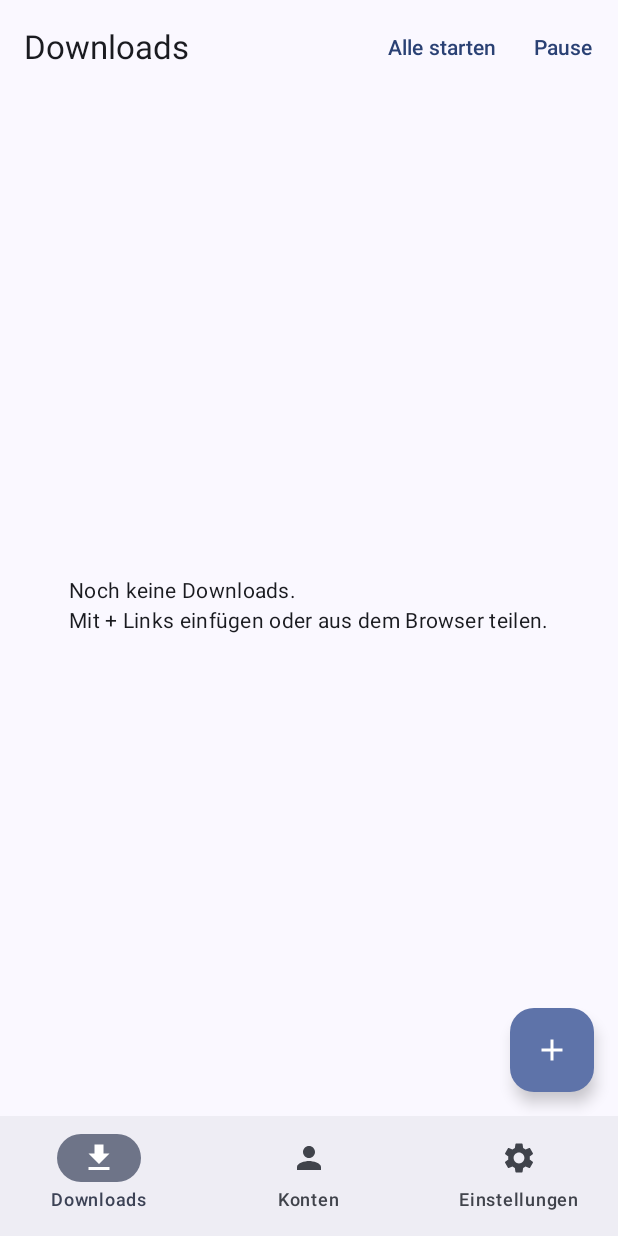
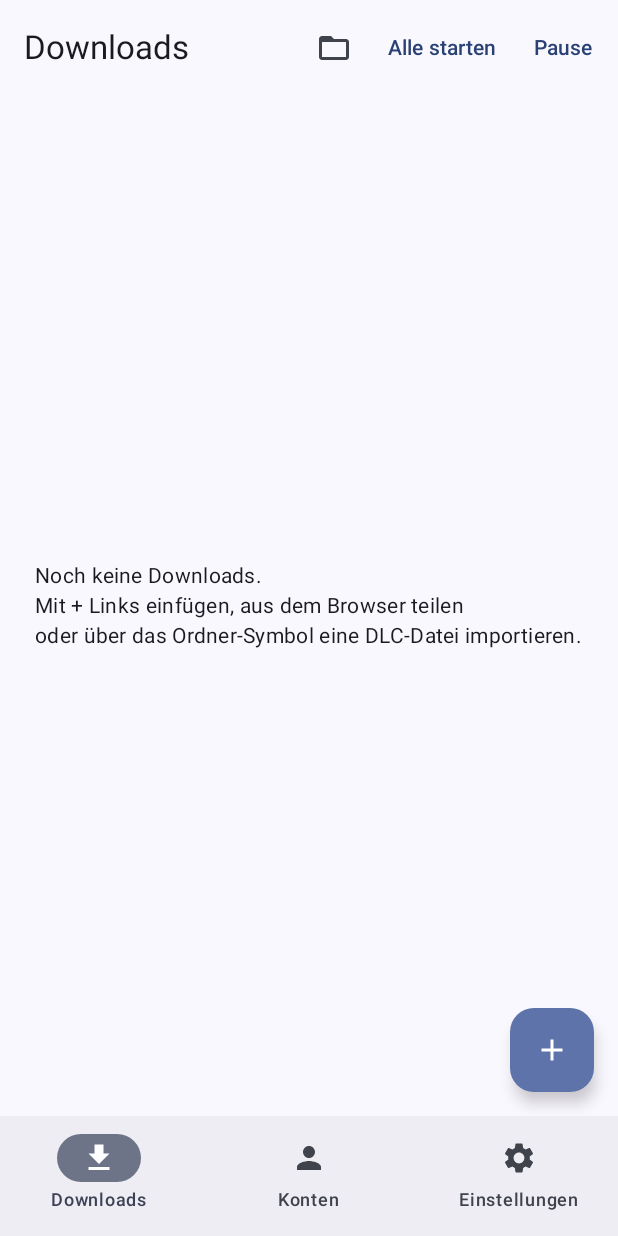
Before and after one commit to xtrars/Jdandroid, an Android app built with Jetpack Compose: the screen it shows after launch (MainActivity), on a phone screen of 412 x 824 dp. Run offline under Robolectric (Android 15) with nearby library versions, the phone set to English and light mode, and no system bars; our stand-ins replace Room's generated code.

Commit message:
DLC-Import direkt in der App: Datei-Picker in der Downloads-Ansicht
Bisher ließen sich DLC-Dateien nur über Öffnen-mit/Teilen aus anderen
Apps importieren. Neues Ordner-Symbol in der Kopfzeile öffnet den
System-Dateidialog, liest die gewählte .dlc-Datei und importiert sie
mit Snackbar-Rückmeldung; Hinweis im Leerzustand ergänzt.

Signierte Release-APK aktualisiert (release/JDAndroid-1.0.0.apk).

Co-Authored-By: Claude Fable 5 <noreply@anthropic.com>
Claude-Session: https://claude.ai/code/session_01UV4wJYXghm3NB8sw2efw2Y

```diff
--- a/app/src/main/java/com/jdandroid/ui/DownloadsScreen.kt
+++ b/app/src/main/java/com/jdandroid/ui/DownloadsScreen.kt
@@ -1,5 +1,7 @@
 package com.jdandroid.ui
 
+import androidx.activity.compose.rememberLauncherForActivityResult
+import androidx.activity.result.contract.ActivityResultContracts
 import androidx.compose.foundation.layout.Arrangement
 import androidx.compose.foundation.layout.Box
 import androidx.compose.foundation.layout.Column
@@ -14,6 +16,7 @@ import androidx.compose.foundation.lazy.items
 import androidx.compose.material.icons.Icons
 import androidx.compose.material.icons.filled.Add
 import androidx.compose.material.icons.filled.Delete
+import androidx.compose.material.icons.filled.FolderOpen
 import androidx.compose.material.icons.filled.Pause
 import androidx.compose.material.icons.filled.PlayArrow
 import androidx.compose.material.icons.filled.Refresh
@@ -38,9 +41,11 @@ import androidx.compose.runtime.mutableStateOf
 import androidx.compose.runtime.remember
 import androidx.compose.runtime.rememberCoroutineScope
 import androidx.compose.runtime.setValue
+import kotlinx.coroutines.Dispatchers
 import kotlinx.coroutines.launch
 import androidx.compose.ui.Alignment
 import androidx.compose.ui.Modifier
+import androidx.compose.ui.platform.LocalContext
 import androidx.compose.ui.text.style.TextOverflow
 import androidx.compose.ui.unit.dp
 import com.jdandroid.data.DownloadItem
@@ -84,6 +89,31 @@ fun DownloadsScreen(
     }
 
     val scope = rememberCoroutineScope()
+    val context = LocalContext.current
+
+    // DLC-Datei direkt aus der App waehlen (System-Dateidialog);
+    // DLC hat keinen registrierten MIME-Typ, daher alle Dateien anbieten
+    val dlcPicker = rememberLauncherForActivityResult(
+        ActivityResultContracts.OpenDocument()
+    ) { uri ->
+        if (uri == null) return@rememberLauncherForActivityResult
+        scope.launch(Dispatchers.IO) {
+            val content = runCatching {
+                context.contentResolver.openInputStream(uri)
+                    ?.bufferedReader()?.use { it.readText() }
+            }.getOrNull()
+            if (content == null) {
+                launch(Dispatchers.Main) {
+                    snackbarHost.showSnackbar("DLC-Datei konnte nicht gelesen werden")
+                }
+            } else {
+                vm.importDlc(content) { result ->
+                    scope.launch { snackbarHost.showSnackbar(result) }
+                }
+            }
+        }
+    }
+
     LaunchedEffect(dlcContent) {
         if (dlcContent != null) {
             snackbarHost.showSnackbar("DLC wird importiert …")
@@ -101,6 +131,9 @@ fun DownloadsScreen(
             TopAppBar(
                 title = { Text("Downloads") },
                 actions = {
+                    IconButton(onClick = { dlcPicker.launch(arrayOf("*/*")) }) {
+                        Icon(Icons.Default.FolderOpen, contentDescription = "DLC-Datei importieren")
+                    }
                     TextButton(onClick = { vm.resumeAll() }) { Text("Alle starten") }
                     TextButton(onClick = { vm.pauseAll() }) { Text("Pause") }
                 }
@@ -115,7 +148,8 @@ fun DownloadsScreen(
         if (downloads.isEmpty()) {
             Box(Modifier.fillMaxSize().padding(padding), contentAlignment = Alignment.Center) {
                 Text(
-                    "Noch keine Downloads.\nMit + Links einfügen oder aus dem Browser teilen.",
+                    "Noch keine Downloads.\nMit + Links einfügen, aus dem Browser teilen\n" +
+                        "oder über das Ordner-Symbol eine DLC-Datei importieren.",
                     style = MaterialTheme.typography.bodyMedium
                 )
             }
```
